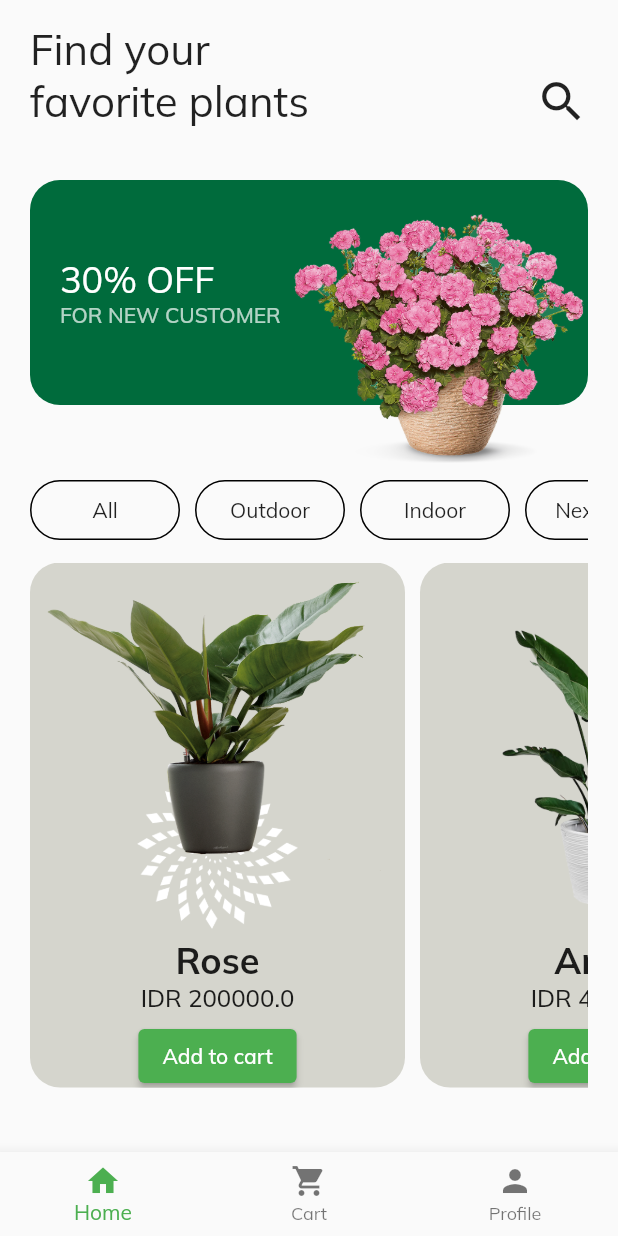
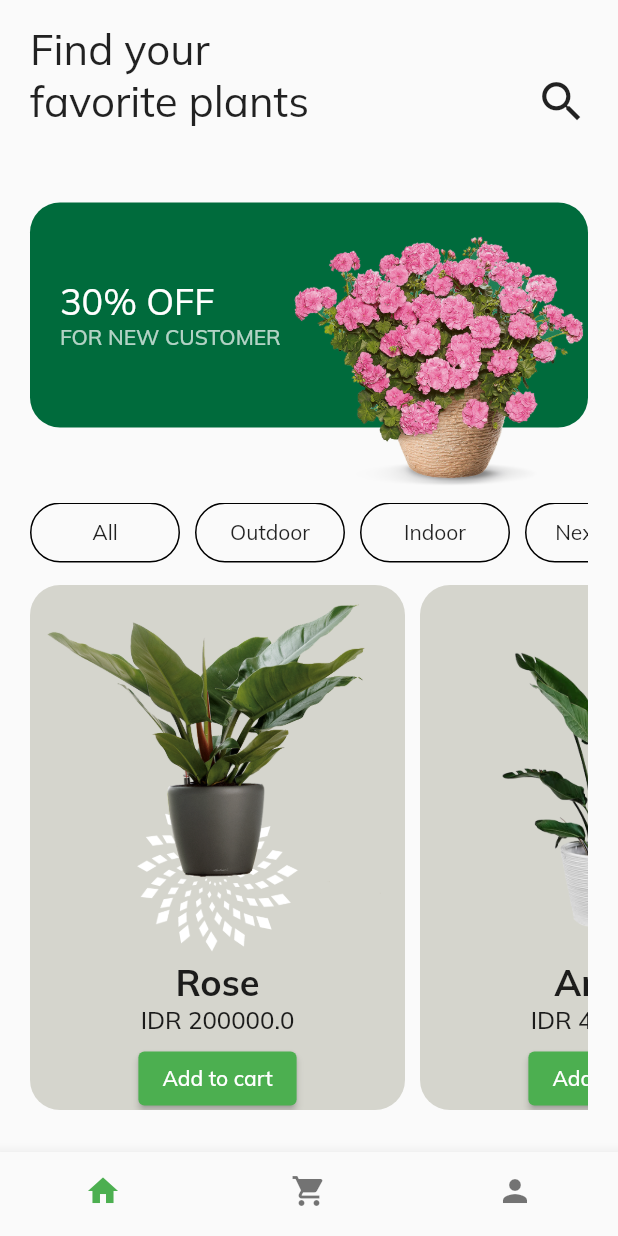
Before and after one commit to KaushalKarki01/flowerhub, a Flutter app: the LandingPage screen opened directly, on a phone screen of 412 x 824 dp. Run offline on Flutter 3.47's test engine with Material 2 defaults, Android fonts, the light colour scheme and no system bars; our stand-ins replace google_fonts.

Commit message:
changes made

```diff
--- a/lib/pages/home.dart
+++ b/lib/pages/home.dart
@@ -1,7 +1,8 @@
 import 'package:flutter/material.dart';
-import 'package:plantapp/widgets/CategoryWidget.dart';
+import 'package:plantapp/widgets/categories/CategoryWidget.dart';
 import 'package:plantapp/widgets/discount_banner.dart';
 import 'package:plantapp/widgets/itemsection.dart';
+import 'package:plantapp/widgets/searchbar.dart';
 
 class Home extends StatelessWidget {
   const Home({super.key});
@@ -15,22 +16,8 @@
             padding: EdgeInsets.symmetric(horizontal: 20, vertical: 15),
             child: Column(
               children: [
-                Row(
-                    mainAxisAlignment: MainAxisAlignment.spaceBetween,
-                    children: [
-                      Text(
-                        '''Find your
-favorite plants
-                    ''',
-                        style: TextStyle(
-                          fontSize: 28,
-                        ),
-                      ),
-                      Icon(
-                        Icons.search,
-                        size: 35,
-                      )
-                    ]),
+                SearchWidget(),
+                const SizedBox(height: 15),
                 BannerWidget(),
                 Category(),
                 SizedBox(height: 15),
--- a/lib/pages/landing.dart
+++ b/lib/pages/landing.dart
@@ -11,37 +11,39 @@
 }
 
 class _LandingPageState extends State<LandingPage> {
-  int _selectedPage = 0;
+  int _selectedIndex = 0;
   final List<Widget> _pages = [Home(), CartPage(), ProfilePage()];
-  void _onTapped(int index) {
+  void _onTap(int index) {
     setState(() {
-      _selectedPage = index;
+      _selectedIndex = index;
     });
   }
 
   @override
   Widget build(BuildContext context) {
     return Scaffold(
-        body: _pages[_selectedPage],
+      body: _pages.elementAt(_selectedIndex),
       bottomNavigationBar: BottomNavigationBar(
-          onTap: _onTapped,
-          items: [
+        items: const <BottomNavigationBarItem>[
           BottomNavigationBarItem(
             icon: Icon(Icons.home),
             label: 'Home',
-              backgroundColor: Colors.green,
           ),
           BottomNavigationBarItem(
             icon: Icon(Icons.shopping_cart),
             label: 'Cart',
-              backgroundColor: Colors.green,
           ),
           BottomNavigationBarItem(
             icon: Icon(Icons.person),
             label: 'Profile',
-              backgroundColor: Colors.green,
           ),
         ],
-        ));
+        currentIndex: _selectedIndex,
+        selectedItemColor: Colors.green,
+        showSelectedLabels: false,
+        showUnselectedLabels: false,
+        onTap: _onTap,
+      ),
+    );
   }
 }
--- a/lib/pages/splash_page.dart
+++ b/lib/pages/splash_page.dart
@@ -30,7 +30,7 @@
               SizedBox(
                 height: 450,
                 width: 450,
-                child: Image.asset('assets/plant.jpg'),
+                child: Image.asset('assets/butterfly.png'),
               ),
               SizedBox(height: 20),
               GestureDetector(
--- a/lib/widgets/CategoryWidget.dart
+++ b/lib/widgets/categories/CategoryWidget.dart
@@ -1,5 +1,5 @@
 import 'package:flutter/material.dart';
-import 'package:plantapp/widgets/container.dart';
+import 'package:plantapp/widgets/categories/container.dart';
 
 class Category extends StatefulWidget {
   const Category({super.key});
--- a/lib/widgets/itemcard.dart
+++ b/lib/widgets/itemcard.dart
@@ -1,4 +1,5 @@
 import 'package:flutter/material.dart';
+import 'package:plantapp/pages/details.dart';
 
 class ItemCard extends StatelessWidget {
   final String name;
@@ -12,7 +13,12 @@
 
   @override
   Widget build(BuildContext context) {
-    return Container(
+    return GestureDetector(
+      onTap: () {
+        Navigator.push(
+            context, MaterialPageRoute(builder: (context) => DetailPage()));
+      },
+      child: Container(
         height: 350,
         width: 250,
         decoration: BoxDecoration(
@@ -43,6 +49,7 @@
             )
           ],
         ),
+      ),
     );
   }
 }
--- /dev/null
+++ b/lib/widgets/searchbar.dart
@@ -0,0 +1,38 @@
+import 'package:flutter/material.dart';
+import 'package:plantapp/pages/search_page.dart';
+
+class SearchWidget extends StatefulWidget {
+  const SearchWidget({super.key});
+
+  @override
+  State<SearchWidget> createState() => _SearchWidgetState();
+}
+
+class _SearchWidgetState extends State<SearchWidget> {
+  @override
+  Widget build(BuildContext context) {
+    return Column(children: [
+      Row(
+        mainAxisAlignment: MainAxisAlignment.spaceBetween,
+        children: [
+          Text(
+            '''Find your
+favorite plants
+                    ''',
+            style: TextStyle(
+              fontSize: 28,
+            ),
+          ),
+          GestureDetector(
+            child: Icon(Icons.search, size: 35),
+            onTap: () {
+              Navigator.of(context).push(MaterialPageRoute(
+                builder: (context) => SearchPage(),
+              ));
+            },
+          )
+        ],
+      ),
+    ]);
+  }
+}
```
Also changed, not shown: lib/pages/details.dart (+39 -3 lines), lib/pages/favorites.dart (deleted, +0 -12 lines), lib/pages/profile.dart (+48 -2 lines), lib/pages/search_page.dart (added, +24 -0 lines), lib/widgets/botton_nav.dart (deleted, +0 -58 lines), lib/widgets/drawer.dart (deleted, +0 -10 lines), assets/avatar.jpg (added), assets/butterfly.png (added), lib/widgets/categories/container.dart (renamed from lib/widgets/container.dart), 1 other file. Lines whose indentation alone changed are shown as unchanged.
